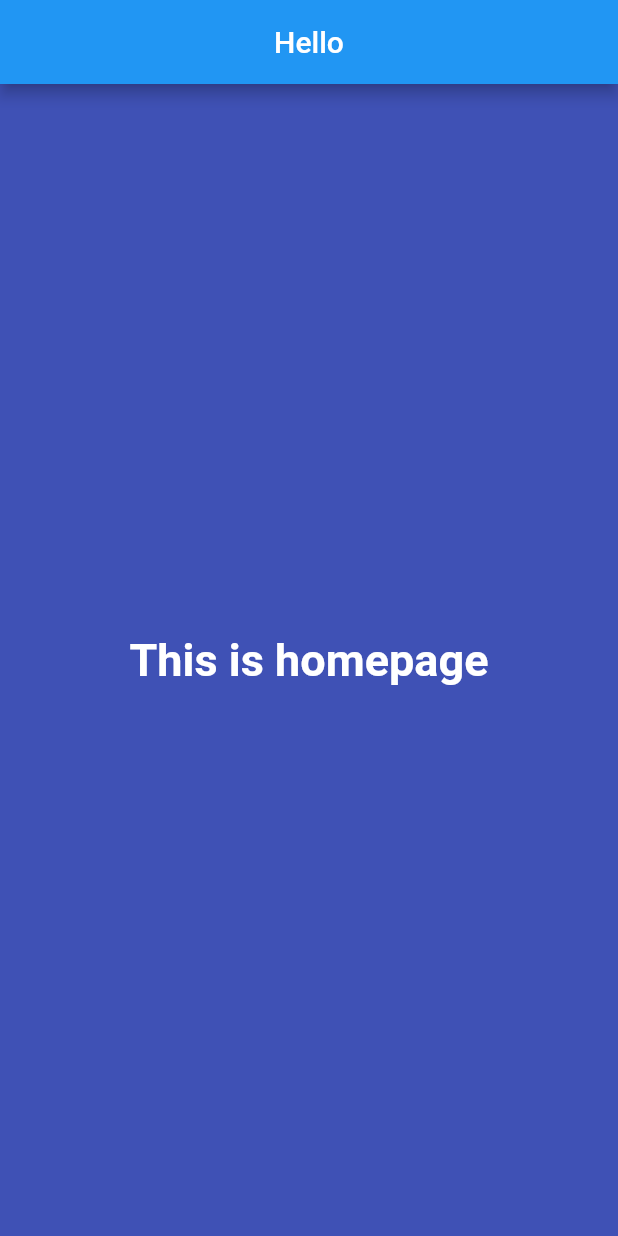
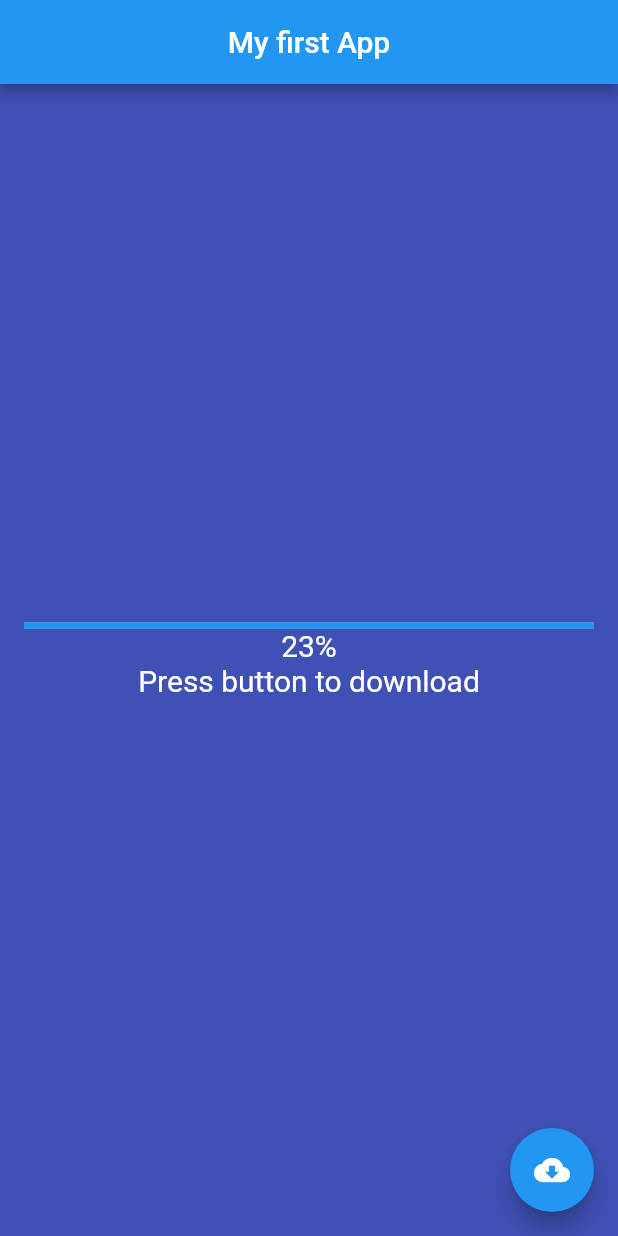
Before and after one commit to NookieNoo/flutter-test, a Flutter app: the screen it shows after launch, on a phone screen of 412 x 824 dp. Run offline on Flutter 3.47's test engine with Material 2 defaults, Android fonts, the phone set to English and light mode, and no system bars.

Commit message:
first stateless widget

```diff
--- a/lib/main.dart
+++ b/lib/main.dart
@@ -1,22 +1,39 @@
 import 'package:flutter/material.dart';
 
-void main() {
-  runApp(
-    MaterialApp(
+void main() => runApp(MyFirstApp());
+
+class MyFirstApp extends StatelessWidget {
+  @override
+  Widget build(BuildContext context) {
+    return MaterialApp(
       home: Scaffold(
+        backgroundColor: Colors.indigo,
         appBar: AppBar(
-          title: Text("Hello"),
+          title: Text("My first App"),
           centerTitle: true,
         ),
         body: Center(
-          child: Text(
-            "This is homepage",
-            style: TextStyle(
-                fontSize: 30, fontWeight: FontWeight.bold, color: Colors.white),
+          child: Container(
+            padding: EdgeInsets.all(16),
+            child: Column(
+              mainAxisAlignment: MainAxisAlignment.center,
+              children: <Widget>[
+                LinearProgressIndicator(value: 23),
+                Text(
+                  '23%',
+                  style: TextStyle(color: Colors.white, fontSize: 20),
+                ),
+                Text(
+                  'Press button to download',
+                  style: TextStyle(color: Colors.white, fontSize: 20),
+                ),
+              ],
+            ),
           ),
         ),
-        backgroundColor: Colors.indigo,
+        floatingActionButton: FloatingActionButton(
+            onPressed: null, child: Icon(Icons.cloud_download)),
       ),
-    ),
-  );
+    );
+  }
 }
```
